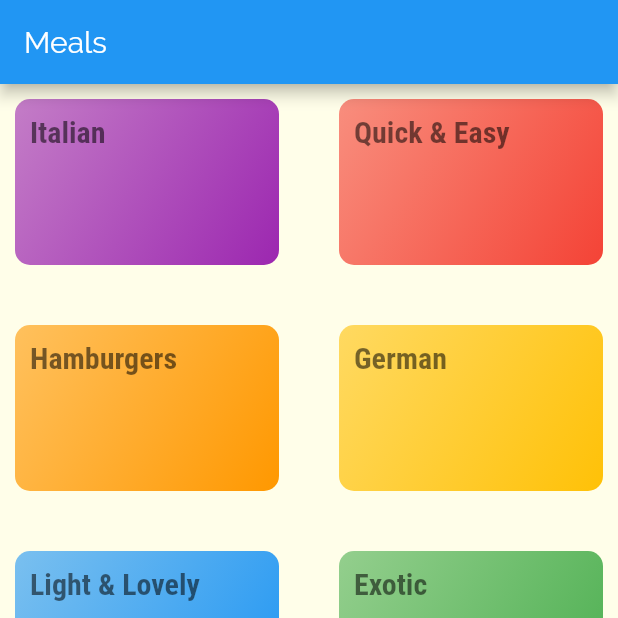
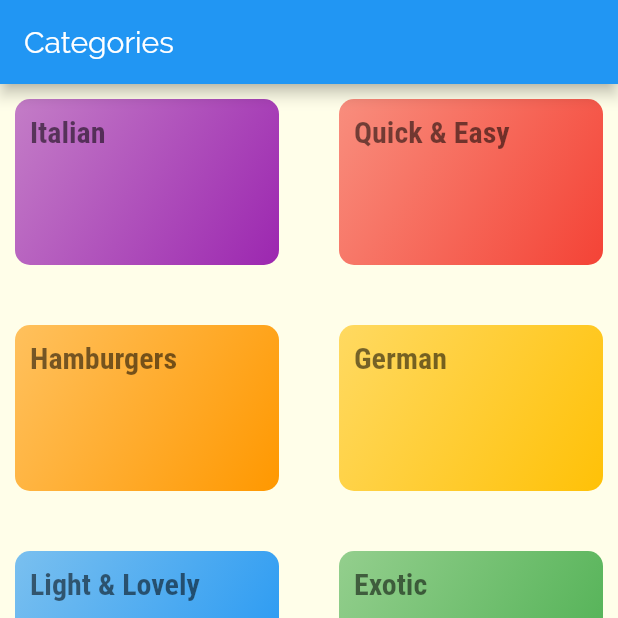
Before and after one commit to cranium44/meal_app_tutorial, a Flutter app: the screen it shows after launch, on a phone screen of 412 x 824 dp, the top half of it. Run offline on Flutter 3.47's test engine with Material 2 defaults, Android fonts, the phone set to English and light mode, and no system bars.

Commit message:
change title based on selected tab

```diff
--- a/lib/screens/tab/tab_screen.dart
+++ b/lib/screens/tab/tab_screen.dart
@@ -8,9 +8,15 @@ class TabScreen extends StatefulWidget {
 }
 
 class _TabScreenState extends State<TabScreen> {
-  final List<Widget> _pages = [
-    CategoriesScreen(),
-    FavouritesScreen(),
+  final List<Map<String, Object>> _pages = [
+    {
+      'page': CategoriesScreen(),
+      'title': 'Categories',
+    },
+    {
+      'page': FavouritesScreen(),
+      'title': 'My Favourites',
+    }
   ];
 
   int _pageSelectedIndex = 0;
@@ -28,17 +34,19 @@ class _TabScreenState extends State<TabScreen> {
       initialIndex: 0,
       child: Scaffold(
         appBar: AppBar(
-          title: Text("Meals"),
+          title: Text(_pages[_pageSelectedIndex]['title']),
         ),
-        body: _pages[_pageSelectedIndex],
+        body: _pages[_pageSelectedIndex]['page'] as Widget,
         bottomNavigationBar: BottomNavigationBar(
             backgroundColor: Theme.of(context).primaryColor,
             selectedItemColor: Colors.white,
             onTap: _selectPage,
             currentIndex: _pageSelectedIndex,
             items: [
-          BottomNavigationBarItem(icon: Icon(Icons.category), label: "Categories"),
-          BottomNavigationBarItem(icon: Icon(Icons.star), label: "Favourites"),
+              BottomNavigationBarItem(
+                  icon: Icon(Icons.category), label: "Categories"),
+              BottomNavigationBarItem(
+                  icon: Icon(Icons.star), label: "Favourites"),
             ]),
       ),
     );
```
Lines whose indentation alone changed are shown as unchanged.
